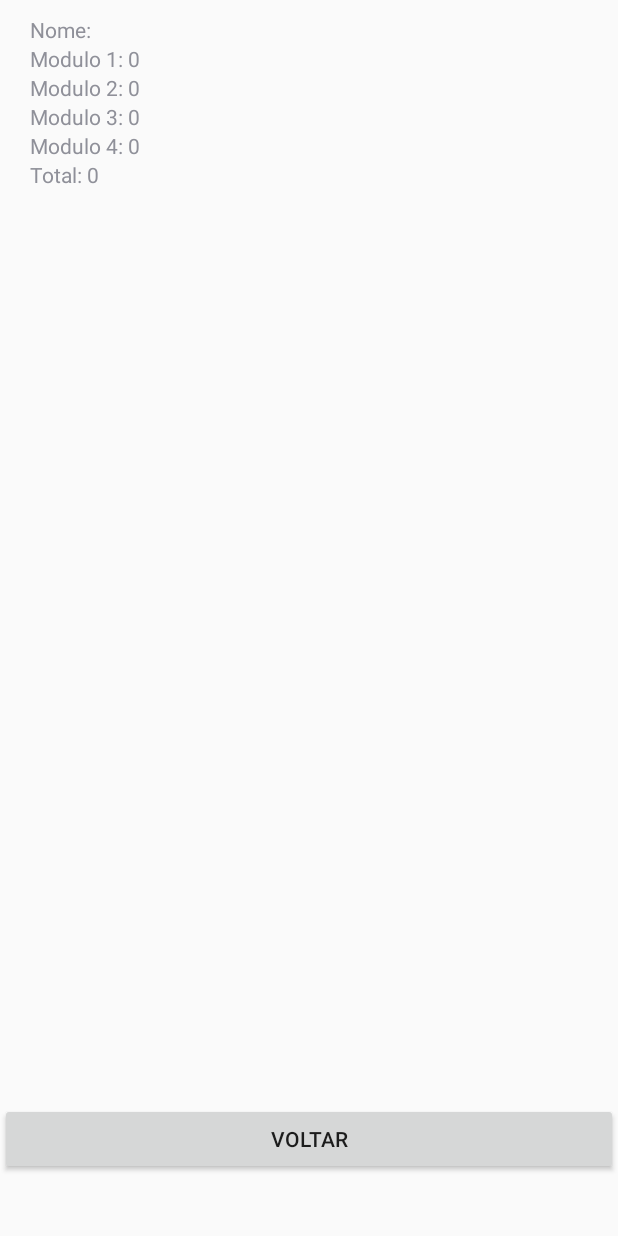
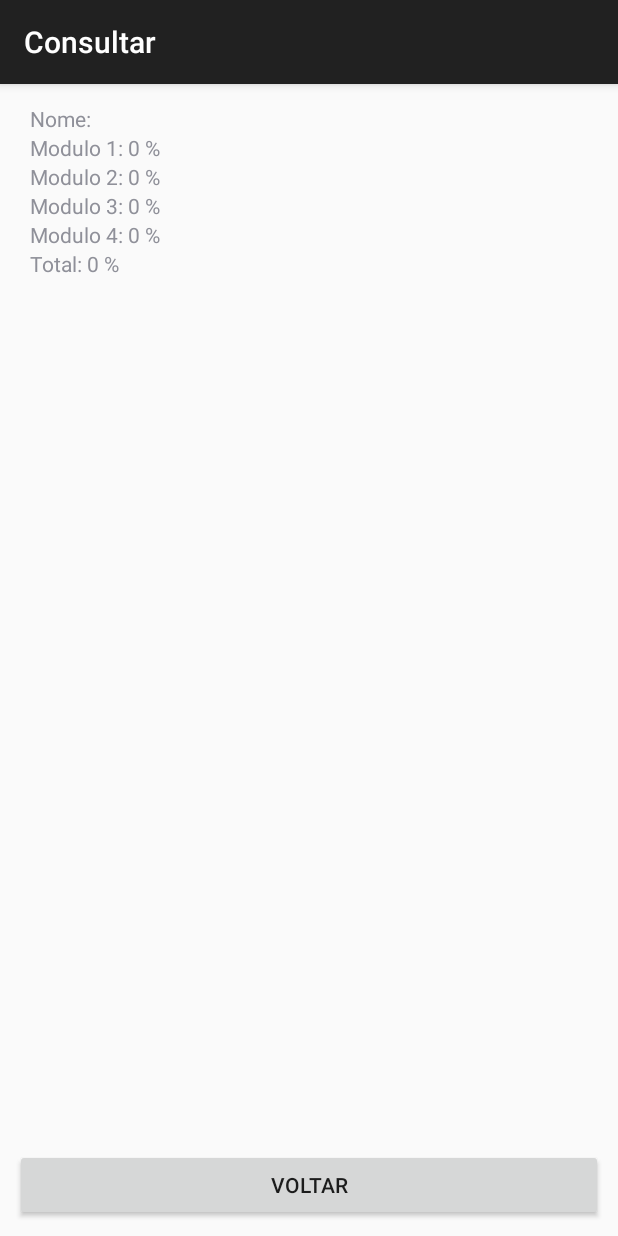
Before and after one commit to alvaromarinho/showdatrigonometria, an Android app: the Consultar screen opened directly, with no data from a screen before it, on a phone screen of 412 x 824 dp. Run offline under Robolectric (Android 15) with nearby library versions, the phone set to English and light mode, and no system bars.

Commit message:
Conserto de erros e visual

```diff
--- a/app/src/main/java/com/example/alvinkalango/showdatrigonometria/Alterar.java
+++ b/app/src/main/java/com/example/alvinkalango/showdatrigonometria/Alterar.java
@@ -1,15 +1,14 @@
 package com.example.alvinkalango.showdatrigonometria;
 
-import android.app.Activity;
-import android.content.Intent;
 import android.database.Cursor;
 import android.os.Bundle;
+import android.support.v7.app.AppCompatActivity;
 import android.view.View;
 import android.widget.Button;
 import android.widget.EditText;
 import android.widget.Toast;
 
-public class Alterar extends Activity{
+public class Alterar extends AppCompatActivity {
 
     EditText Nome;
     Button Bt_editar, Bt_deletar, Bt_voltar;
--- a/app/src/main/java/com/example/alvinkalango/showdatrigonometria/Cadastrar.java
+++ b/app/src/main/java/com/example/alvinkalango/showdatrigonometria/Cadastrar.java
@@ -1,13 +1,13 @@
 package com.example.alvinkalango.showdatrigonometria;
 
-import android.app.Activity;
 import android.os.Bundle;
+import android.support.v7.app.AppCompatActivity;
 import android.view.View;
 import android.widget.Button;
 import android.widget.EditText;
 import android.widget.Toast;
 
-public class Cadastrar extends Activity{
+public class Cadastrar extends AppCompatActivity  {
 
     ManipulaBanco CRUD;
     Button Bt_cadastrar, Bt_voltar;
--- a/app/src/main/java/com/example/alvinkalango/showdatrigonometria/Consultar.java
+++ b/app/src/main/java/com/example/alvinkalango/showdatrigonometria/Consultar.java
@@ -1,17 +1,16 @@
 package com.example.alvinkalango.showdatrigonometria;
-
-import android.app.Activity;
 
 import android.content.Intent;
 import android.database.Cursor;
 import android.os.Bundle;
+import android.support.v7.app.AppCompatActivity;
 import android.view.View;
 import android.widget.AdapterView;
 import android.widget.Button;
 import android.widget.ListView;
 import android.widget.SimpleCursorAdapter;
 
-public class Consultar extends Activity{
+public class Consultar extends AppCompatActivity {
 
     ManipulaBanco CRUD;
     private ListView Lista;
--- a/app/src/main/res/layout/activity_consultar.xml
+++ b/app/src/main/res/layout/activity_consultar.xml
@@ -2,7 +2,8 @@
 <LinearLayout xmlns:android="http://schemas.android.com/apk/res/android"
     android:orientation="vertical"
     android:layout_width="match_parent"
-    android:layout_height="match_parent">
+    android:layout_height="match_parent"
+    android:padding="10dp" >
 
     <LinearLayout
         android:orientation="vertical"
@@ -18,19 +19,12 @@
             android:layout_alignParentStart="true" />
     </LinearLayout>
 
-    <LinearLayout
-        android:orientation="vertical"
+    <Button
         android:layout_width="match_parent"
-        android:layout_height="0dp"
-        android:layout_weight="0.12" >
-
-        <Button
-            android:layout_width="match_parent"
-            android:layout_height="wrap_content"
-            android:text="Voltar"
-            android:id="@+id/bt_voltar"
-            android:layout_gravity="center_horizontal" />
-    </LinearLayout>
+        android:layout_height="wrap_content"
+        android:text="Voltar"
+        android:id="@+id/bt_voltar"
+        android:layout_gravity="center_horizontal" />
 
 
 </LinearLayout>
--- a/app/src/main/res/layout/activity_quiz.xml
+++ b/app/src/main/res/layout/activity_quiz.xml
@@ -1,10 +1,9 @@
+<?xml version="1.0" encoding="utf-8"?>
 <LinearLayout xmlns:android="http://schemas.android.com/apk/res/android"
-    xmlns:tools="http://schemas.android.com/tools"
     android:layout_width="match_parent"
     android:layout_height="match_parent"
-    android:padding="10dp"
     android:orientation="vertical"
-    tools:context="com.example.alvinkalango.showdatrigonometria.Quiz">
+    android:padding="10dp" >
 
     <TextView
         android:id="@+id/textView1"
--- a/app/src/main/res/layout/usuario_consultar.xml
+++ b/app/src/main/res/layout/usuario_consultar.xml
@@ -3,7 +3,8 @@
     android:layout_width="match_parent"
     android:layout_height="match_parent"
     android:orientation="vertical"
-    android:padding="10dp">
+    android:paddingTop="3dp"
+    android:paddingBottom="5dp" >
 
     <LinearLayout
         android:orientation="horizontal"
@@ -43,7 +44,15 @@
             android:layout_width="wrap_content"
             android:layout_height="wrap_content"
             android:textAppearance="?android:attr/textAppearanceSmall"
-            android:id="@+id/textM1" />
+            android:id="@+id/textM1"
+            android:text="0"/>
+
+        <TextView
+            android:layout_width="wrap_content"
+            android:layout_height="wrap_content"
+            android:textAppearance="?android:attr/textAppearanceSmall"
+            android:text=" %"
+            android:id="@+id/textView5" />
 
     </LinearLayout>
 
@@ -64,7 +73,15 @@
             android:layout_width="wrap_content"
             android:layout_height="wrap_content"
             android:textAppearance="?android:attr/textAppearanceSmall"
-            android:id="@+id/textM2" />
+            android:id="@+id/textM2"
+            android:text="0" />
+
+        <TextView
+            android:layout_width="wrap_content"
+            android:layout_height="wrap_content"
+            android:textAppearance="?android:attr/textAppearanceSmall"
+            android:text=" %"
+            android:id="@+id/textView6" />
 
     </LinearLayout>
 
@@ -85,7 +102,15 @@
             android:layout_width="wrap_content"
             android:layout_height="wrap_content"
             android:textAppearance="?android:attr/textAppearanceSmall"
-            android:id="@+id/textM3" />
+            android:id="@+id/textM3"
+            android:text="0" />
+
+        <TextView
+            android:layout_width="wrap_content"
+            android:layout_height="wrap_content"
+            android:textAppearance="?android:attr/textAppearanceSmall"
+            android:text=" %"
+            android:id="@+id/textView7" />
 
     </LinearLayout>
 
@@ -106,7 +131,15 @@
             android:layout_width="wrap_content"
             android:layout_height="wrap_content"
             android:textAppearance="?android:attr/textAppearanceSmall"
-            android:id="@+id/textM4" />
+            android:id="@+id/textM4"
+            android:text="0" />
+
+        <TextView
+            android:layout_width="wrap_content"
+            android:layout_height="wrap_content"
+            android:textAppearance="?android:attr/textAppearanceSmall"
+            android:text=" %"
+            android:id="@+id/textView8" />
 
     </LinearLayout>
 
@@ -127,7 +160,15 @@
             android:layout_width="wrap_content"
             android:layout_height="wrap_content"
             android:textAppearance="?android:attr/textAppearanceSmall"
-            android:id="@+id/textMT" />
+            android:id="@+id/textMT"
+            android:text="0" />
+
+        <TextView
+            android:layout_width="wrap_content"
+            android:layout_height="wrap_content"
+            android:textAppearance="?android:attr/textAppearanceSmall"
+            android:text=" %"
+            android:id="@+id/textView9" />
 
     </LinearLayout>
 
--- a/app/src/main/res/layout/usuario_entrar.xml
+++ b/app/src/main/res/layout/usuario_entrar.xml
@@ -3,7 +3,10 @@
     android:layout_width="match_parent"
     android:layout_height="match_parent"
     android:orientation="vertical"
-    android:padding="10dp">
+    android:paddingTop="10dp"
+    android:paddingBottom="15dp"
+    android:paddingRight="10dp"
+    android:paddingLeft="10dp">
     <TextView
         android:id="@+id/nomeUsuario"
         android:layout_width="wrap_content"
```
Also changed, not shown: app/src/main/java/com/example/alvinkalango/showdatrigonometria/Entrar.java (+0 -18 lines), app/src/main/java/com/example/alvinkalango/showdatrigonometria/Quiz.java (+7 -23 lines), app/src/main/java/com/example/alvinkalango/showdatrigonometria/Resultado.java (+4 -19 lines), app/src/main/res/layout/activity_alterar.xml (+13 -6 lines), app/src/main/res/layout/activity_cadastrar.xml (+14 -6 lines), app/src/main/res/layout/activity_entrar.xml (+8 -15 lines), app/src/main/res/layout/activity_resultado.xml (+34 -10 lines).
